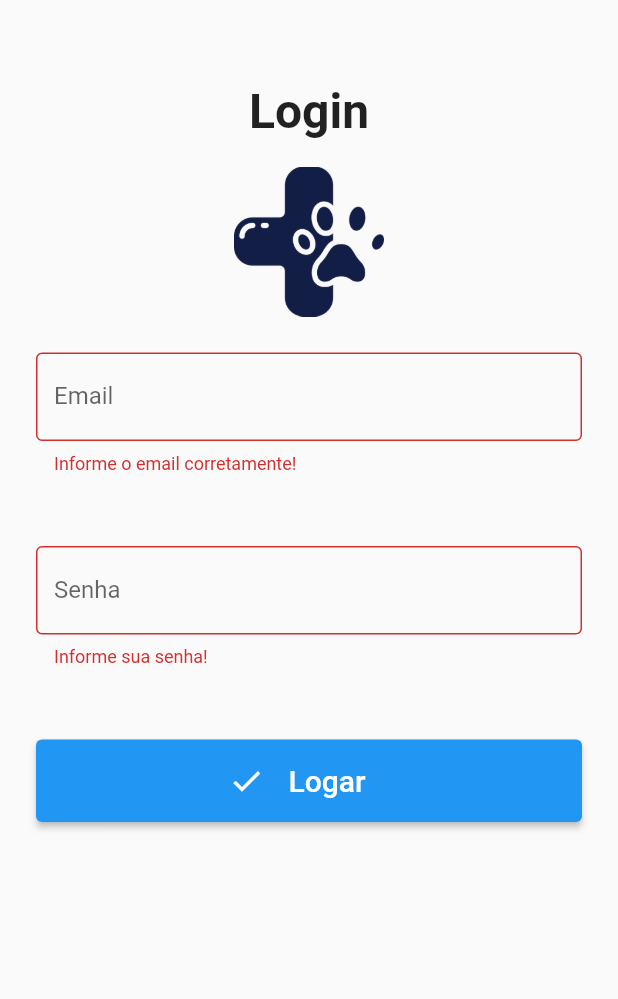
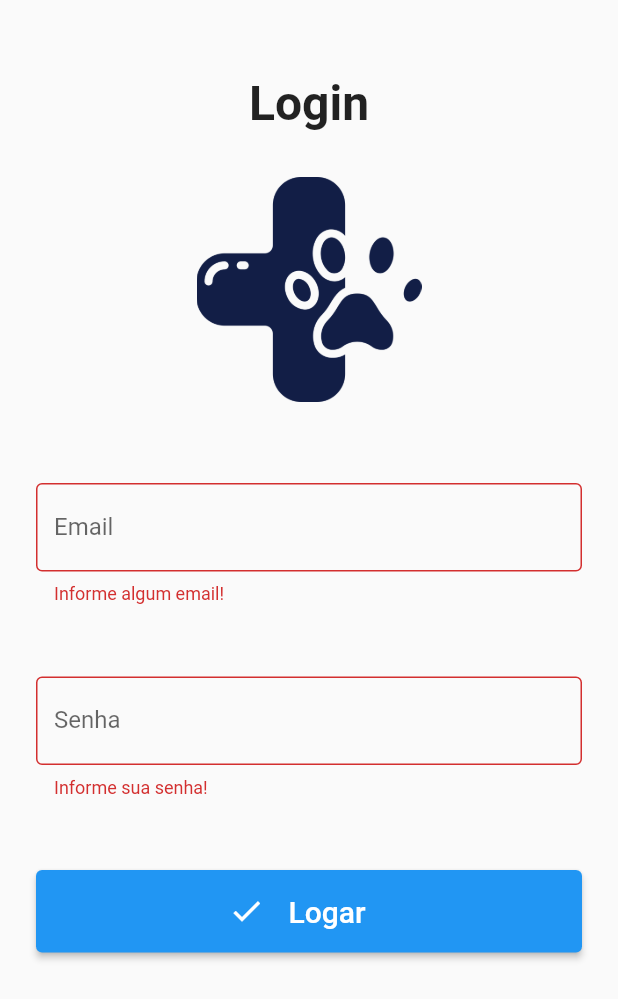
Before and after one commit to Bruno-Eduardo-Ferreira/VacPet, a Flutter app: the screen it shows after launch, after a tap on "Logar", on a phone screen of 412 x 824 dp. Shown: the top 999 px of the screen. Run offline on Flutter 3.47's test engine with Material 2 defaults, Android fonts, the phone set to English and light mode, and no system bars; our stand-ins replace firebase_auth, firebase_core; accounts and stored records are empty.

Commit message:
Update login_page.dart

```diff
--- a/lib/presentation/pages/login/login_page.dart
+++ b/lib/presentation/pages/login/login_page.dart
@@ -35,11 +35,14 @@ class _LoginPageState extends State<LoginPage> {
   @override
   Widget build(BuildContext context) {
     return Scaffold(
-      body: Column(
+      body: SafeArea(
+        child: SingleChildScrollView(
+          reverse: true,
+          child: Column(
             children: [
               const Center(
                 child: Padding(
-              padding: EdgeInsets.only(top: 55.0),
+                  padding: EdgeInsets.only(top: 50.0),
                   child: Text(
                     "Login",
                     style: TextStyle(fontSize: 32.0, fontWeight: FontWeight.w600),
@@ -47,15 +50,14 @@ class _LoginPageState extends State<LoginPage> {
                 ),
               ),
               Padding(
-            padding: const EdgeInsets.only(top: 18.0),
+                padding: const EdgeInsets.only(top: 30.0, bottom: 30.0),
                 child: Image.asset(
                   'assets/images/logo.png',
-              width: 150,
-              height: 100,
+                  width: 200,
+                  height: 150,
                 ),
               ),
-          SingleChildScrollView(
-            child: Form(
+              Form(
                 key: formKey,
                 child: Column(
                   mainAxisAlignment: MainAxisAlignment.center,
@@ -71,9 +73,9 @@ class _LoginPageState extends State<LoginPage> {
                           keyboardType: TextInputType.emailAddress,
                           validator: (value) {
                             if (value!.isEmpty) {
+                              return 'Informe algum email!';
+                            }
                             return 'Informe o email corretamente!';
-                          }
-                          return null;
                           }),
                     ),
                     Padding(
@@ -102,6 +104,8 @@ class _LoginPageState extends State<LoginPage> {
                         onPressed: () {
                           if (formKey.currentState!.validate()) {
                             login();
+                          }else{
+                          FocusManager.instance.primaryFocus?.unfocus();
                           }
                         },
                         child: Row(
@@ -121,9 +125,10 @@ class _LoginPageState extends State<LoginPage> {
                     ),
                   ],
                 ),
-            ),
               )
             ],
+          ),
+        ),
       ),
     );
   }
```
Lines whose indentation alone changed are shown as unchanged.
